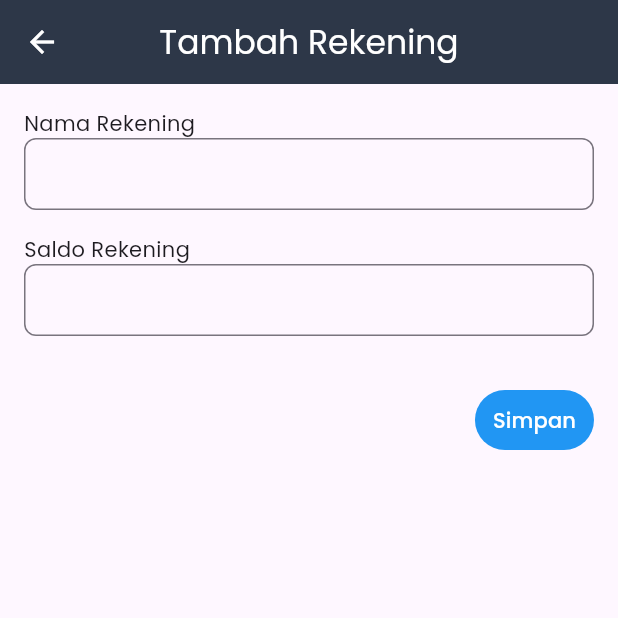
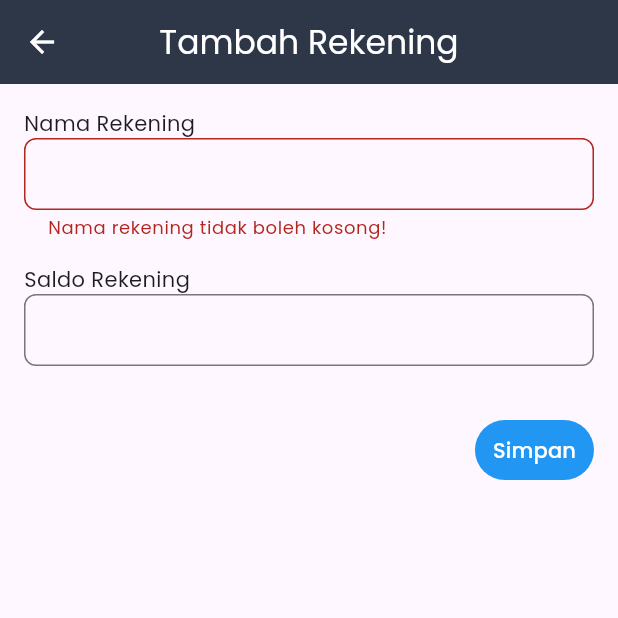
Before and after one commit to mpandulw/catat-perak, a Flutter app: the TambahRekeningView screen opened by its route, after a tap on "Simpan", on a phone screen of 412 x 824 dp, the top half of it. Run offline on Flutter 3.47's test engine with Material 3 defaults, Android fonts, the phone set to English and light mode, and no system bars; our stand-ins replace curved_navigation_bar, fl_chart, flutter_otp_text_field, flutter_speed_dial, get, google_sign_in and 1 more; accounts and stored records are empty; network calls fail.

Commit message:
add CRUD in accounts

```diff
--- a/lib/app/data/models/rekening_model.dart
+++ b/lib/app/data/models/rekening_model.dart
@@ -1,21 +1,15 @@
 class RekeningModel {
-  final int? id;
+  final String id;
   final String name;
   final int balance;
 
-  RekeningModel({this.id, required this.name, required this.balance});
+  RekeningModel({required this.id, required this.name, required this.balance});
 
-  factory RekeningModel.fromMap(Map<String, dynamic> map) {
+  factory RekeningModel.fromJson(Map<String, dynamic> json) {
     return RekeningModel(
-      id: map['id'],
-      name: map['name'],
-      balance: map['balance'],
+      id: json['id'],
+      name: json['name'],
+      balance: json['balance'],
     );
   }
-
-  Map<String, dynamic> toMap() {
-    final data = {"name": name, "balance": balance};
-    if (id != null) data['id'] = id!;
-    return data;
-  }
 }
--- a/lib/app/data/services/auth_services.dart
+++ b/lib/app/data/services/auth_services.dart
@@ -19,6 +19,7 @@ class AuthServices {
           'success': true,
           'access_token': data['access_token'],
           'username': data['username'],
+          'email': data['email'],
         };
       } else {
         final data = jsonDecode(response.body);
--- a/lib/app/modules/login/views/login_view.dart
+++ b/lib/app/modules/login/views/login_view.dart
@@ -182,7 +182,7 @@ class LoginView extends GetView<LoginController> {
                                 'assets/images/google_icon.png',
                               ),
                             ),
-                            onPressed: () => controller.googleSignIn(),
+                            onPressed: () => (),
                           ),
                         ),
 
--- a/lib/app/modules/rekening/views/rekening_view.dart
+++ b/lib/app/modules/rekening/views/rekening_view.dart
@@ -1,6 +1,7 @@
 import 'package:flutter/material.dart';
 
 import 'package:get/get.dart';
+import 'package:intl/intl.dart';
 
 import '../controllers/rekening_controller.dart';
 
@@ -17,25 +18,74 @@ class RekeningView extends GetView<RekeningController> {
         foregroundColor: Colors.white,
       ),
 
-      // List of accounts balance
       body: Center(
         child: Padding(
           padding: EdgeInsets.all(16),
-          child: Column(
-            children: [
-              ...controller.rekeningList.map((account) {
-                return Card(
-                  child: ListTile(
-                    onTap: () => Get.toNamed('/detail-rekening'),
-                    leading: Text(account.name),
-                    trailing: Text(account.balance.toString()),
-                  ),
-                );
-              }),
-            ],
-          ),
+          child: Obx(() {
+            if (controller.isLoading.value == true) {
+              return const CircularProgressIndicator();
+            }
+
+            if (controller.rekeningList.isEmpty) {
+              return const Text("Tidak ada rekening");
+            }
+
+            return RefreshIndicator(
+              onRefresh: () => controller.getAccounts(),
+              child: ListView.builder(
+                itemCount: controller.rekeningList.length,
+                itemBuilder: (content, index) {
+                  final rekening = controller.rekeningList[index];
+                  return Card(
+                    child: ListTile(
+                      onTap:
+                          () => Get.toNamed(
+                            '/detail-rekening',
+                            arguments: {
+                              'id': rekening.id,
+                              'name': rekening.name,
+                              'balance': rekening.balance,
+                            },
+                          ),
+                      title: Text(rekening.name),
+                      trailing: IconButton(
+                        onPressed: () => controller.delAccount(rekening.id),
+                        icon: const Icon(Icons.delete, color: Colors.red),
+                      ),
+                      subtitle: Text(
+                        NumberFormat.currency(
+                          locale: 'id_ID',
+                          symbol: 'Rp ',
+                          decimalDigits: 0,
+                        ).format(rekening.balance),
+                      ),
+                    ),
+                  );
+                },
+              ),
+            );
+          }),
         ),
       ),
+
+      // body: Center(
+      //   child: Padding(
+      //     padding: EdgeInsets.all(16),
+      //     child: Column(
+      //       children: [
+      //         ...controller.rekeningList.map((account) {
+      //           return Card(
+      //             child: ListTile(
+      //               onTap: () => Get.toNamed('/detail-rekening'),
+      //               leading: Text(account.name),
+      //               trailing: Text(account.balance.toString()),
+      //             ),
+      //           );
+      //         }),
+      //       ],
+      //     ),
+      //   ),
+      // ),
 
       // Floating action button for add new account balance
       floatingActionButton: FloatingActionButton(
--- a/lib/app/modules/reset_password/controllers/reset_password_controller.dart
+++ b/lib/app/modules/reset_password/controllers/reset_password_controller.dart
@@ -20,8 +20,6 @@ class ResetPasswordController extends GetxController {
     super.onInit();
     email = Get.arguments['email'];
     otp = Get.arguments['otp'];
-    print(email);
-    print(otp);
   }
 
   void togglePassword() {
@@ -29,8 +27,6 @@ class ResetPasswordController extends GetxController {
   }
 
   Future<void> resetPassword() async {
-    print(passwordController.text);
-    print(confPasswordController.text);
     if (formKey.currentState!.validate()) {
       isLoading.value = true;
 
--- a/lib/app/modules/tambah_rekening/controllers/tambah_rekening_controller.dart
+++ b/lib/app/modules/tambah_rekening/controllers/tambah_rekening_controller.dart
@@ -1,12 +1,61 @@
+import 'package:flutter/material.dart';
 import 'package:flutter_application_1/app/data/models/rekening_model.dart';
+import 'package:flutter_application_1/app/data/services/account_services.dart';
 import 'package:get/get.dart';
+import 'package:shared_preferences/shared_preferences.dart';
 
 class TambahRekeningController extends GetxController {
   var rekeningList = <RekeningModel>[].obs;
   var name = ''.obs;
   var balance = 0.obs;
 
-  Future<void> addRekening(RekeningModel rekening) async {}
+  final isLoading = false.obs;
+
+  final formKey = GlobalKey<FormState>();
+  final accountNameController = TextEditingController();
+  final accountBalanceController = TextEditingController();
+
+  final AccountServices _accountServices = AccountServices();
+
+  final prefs = SharedPreferences.getInstance();
+
+  Future<void> addRekening() async {
+    if (formKey.currentState!.validate()) {
+      isLoading.value = true;
+
+      final prefs = await SharedPreferences.getInstance();
+      String? token = prefs.getString('token');
+
+      final response = await _accountServices.addAccount(
+        accountNameController.text,
+        int.tryParse(accountBalanceController.text) ?? 0,
+        token ?? '',
+      );
+
+      isLoading.value = false;
+
+      if (response['success'] == true) {
+        Get.snackbar(
+          'Success',
+          'Berhasil menambahkan rekening baru!',
+          backgroundColor: Colors.white,
+        );
+        Get.offAllNamed('/rekening');
+      } else if (response["success"] == false) {
+        Get.snackbar(
+          'Failed',
+          response['message'],
+          backgroundColor: Colors.white,
+        );
+      } else {
+        Get.snackbar(
+          'Failed',
+          response['message'],
+          backgroundColor: Colors.white,
+        );
+      }
+    }
+  }
 
   void clearForm() {
     name.value = '';
--- a/lib/app/modules/tambah_rekening/views/tambah_rekening_view.dart
+++ b/lib/app/modules/tambah_rekening/views/tambah_rekening_view.dart
@@ -1,5 +1,4 @@
 import 'package:flutter/material.dart';
-import 'package:flutter_application_1/app/data/models/rekening_model.dart';
 
 import 'package:get/get.dart';
 
@@ -20,14 +19,13 @@ class TambahRekeningView extends GetView<TambahRekeningController> {
         child: Padding(
           padding: EdgeInsets.all(16.0),
           child: Form(
+            key: controller.formKey,
             child: Column(
               children: [
                 Align(
                   alignment: Alignment.centerLeft,
                   child: const Text("Nama Rekening"),
                 ),
-
-                // Account balance name
                 TextFormField(
                   decoration: InputDecoration(
                     isDense: true,
@@ -35,7 +33,13 @@ class TambahRekeningView extends GetView<TambahRekeningController> {
                       borderRadius: BorderRadius.all(Radius.circular(8)),
                     ),
                   ),
-                  onChanged: (value) => controller.name.value = value,
+                  controller: controller.accountNameController,
+                  validator: (value) {
+                    if (value == null || value.isEmpty) {
+                      return "Nama rekening tidak boleh kosong!";
+                    }
+                    return null;
+                  },
                 ),
 
                 const SizedBox(height: 16),
@@ -44,10 +48,7 @@ class TambahRekeningView extends GetView<TambahRekeningController> {
                   alignment: Alignment.centerLeft,
                   child: const Text("Saldo Rekening"),
                 ),
-
-                // Account balance amount
-                Obx(
-                  () => TextFormField(
+                TextFormField(
                   decoration: InputDecoration(
                     isDense: true,
                     border: OutlineInputBorder(
@@ -55,30 +56,28 @@ class TambahRekeningView extends GetView<TambahRekeningController> {
                     ),
                   ),
                   keyboardType: TextInputType.number,
-                    // onChanged: (value) => ,
-                  ),
+                  controller: controller.accountBalanceController,
                 ),
 
                 const SizedBox(height: 32),
 
                 Align(
                   alignment: Alignment.centerRight,
-                  child: TextButton(
-                    onPressed: () {
-                      controller.addRekening(
-                        RekeningModel(
-                          name: controller.name.value,
-                          balance: controller.balance.value,
+                  child: Obx(
+                    () =>
+                        controller.isLoading.value
+                            ? Center(child: CircularProgressIndicator())
+                            : TextButton(
+                              onPressed: () => controller.addRekening(),
+                              style: ButtonStyle(
+                                backgroundColor: WidgetStatePropertyAll(
+                                  Colors.blue,
                                 ),
-                      );
-                      controller.clearForm();
-                    },
-                    style: ButtonStyle(
-                      backgroundColor: WidgetStatePropertyAll(Colors.blue),
                               ),
                               child: const Text(
                                 "Simpan",
                                 style: TextStyle(color: Colors.white),
+                              ),
                             ),
                   ),
                 ),
```
Also changed, not shown: lib/app/data/services/account_services.dart (added, +100 -0 lines), lib/app/modules/detail_rekening/controllers/detail_rekening_controller.dart (+16 -1 lines), lib/app/modules/detail_rekening/views/detail_rekening_view.dart (+11 -2 lines), lib/app/modules/edit_rekening/controllers/edit_rekening_controller.dart (+62 -1 lines), lib/app/modules/edit_rekening/views/edit_rekening_view.dart (+4 -5 lines), lib/app/modules/login/controllers/login_controller.dart (+10 -9 lines), lib/app/modules/rekening/controllers/rekening_controller.dart (+59 -10 lines). Lines whose indentation alone changed are shown as unchanged.
